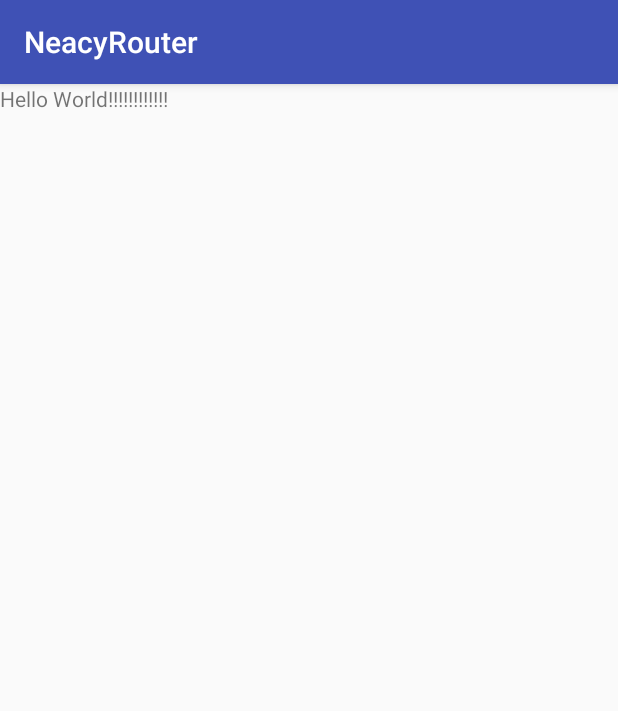
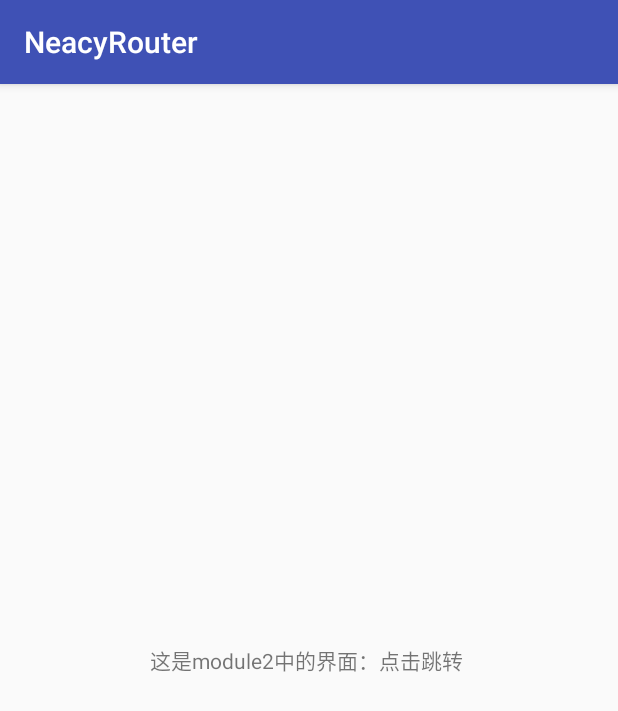
Before and after one commit to Neacy/NeacyPlugin, an Android app: the TestActivity screen opened directly, with no data from a screen before it, on a phone screen of 412 x 824 dp. Shown: the top 711 px of the screen. Run offline under Robolectric (Android 15) with nearby library versions, the phone set to English and light mode, and no system bars.

Commit message:
code = 1

```diff
--- a/app/src/main/res/layout/content_main.xml
+++ b/app/src/main/res/layout/content_main.xml
@@ -11,7 +11,7 @@
     <TextView
         android:layout_width="wrap_content"
         android:layout_height="wrap_content"
-        android:text="Hello World!"
+        android:text="NeacyPlugin点击Fab体验Router"
         app:layout_constraintBottom_toBottomOf="parent"
         app:layout_constraintLeft_toLeftOf="parent"
         app:layout_constraintRight_toRightOf="parent"
--- a/neacymodule/src/main/res/layout/neacy_module_layout.xml
+++ b/neacymodule/src/main/res/layout/neacy_module_layout.xml
@@ -1,11 +1,12 @@
 <?xml version="1.0" encoding="utf-8"?>
 <LinearLayout xmlns:android="http://schemas.android.com/apk/res/android"
+    android:gravity="center"
     android:layout_width="match_parent"
     android:layout_height="match_parent">
 
     <TextView
-        android:layout_width="match_parent"
+        android:layout_width="wrap_content"
         android:layout_height="wrap_content"
-        android:text="这是Neacyodule界面"/>
+        android:text="这是module的界面"/>
 
 </LinearLayout>
--- a/neacymodule2/src/main/res/layout/content_main_.xml
+++ b/neacymodule2/src/main/res/layout/content_main_.xml
@@ -1,12 +1,13 @@
 <?xml version="1.0" encoding="utf-8"?>
 <LinearLayout xmlns:android="http://schemas.android.com/apk/res/android"
     android:layout_width="match_parent"
-    android:layout_height="match_parent">
+    android:layout_height="match_parent"
+    android:gravity="center">
 
     <TextView
         android:id="@+id/text"
         android:layout_width="wrap_content"
         android:layout_height="wrap_content"
-        android:text="Hello World!!!!!!!!!!!!" />
+        android:text="这是module2中的界面：点击跳转 " />
 
 </LinearLayout>
```
